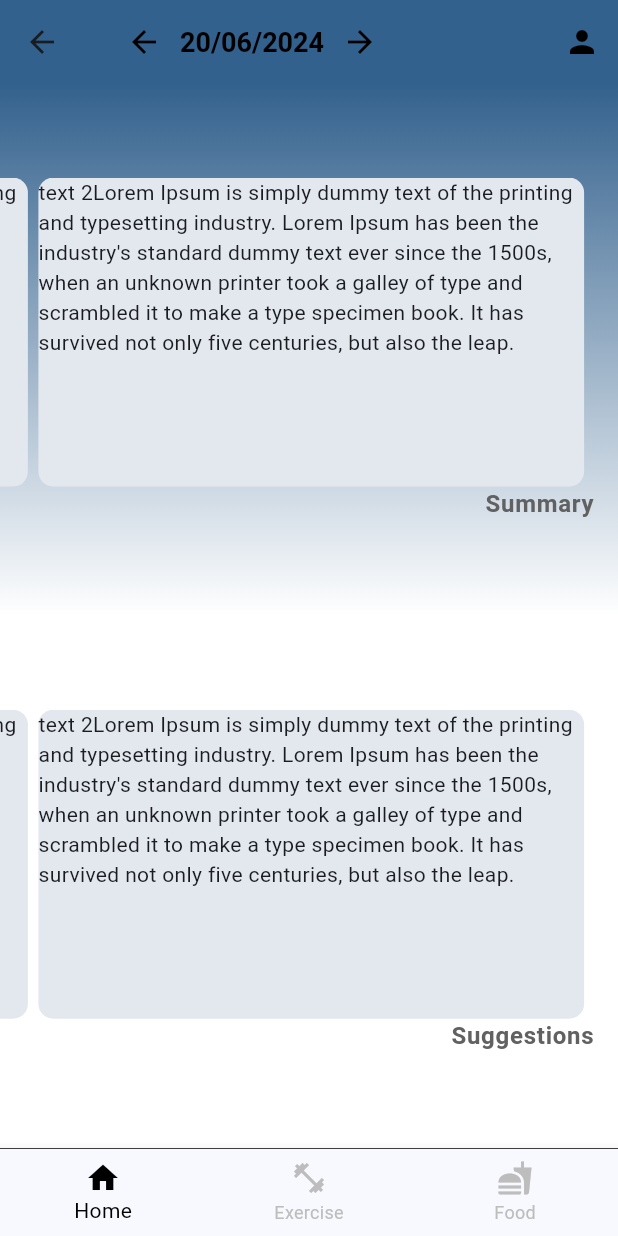
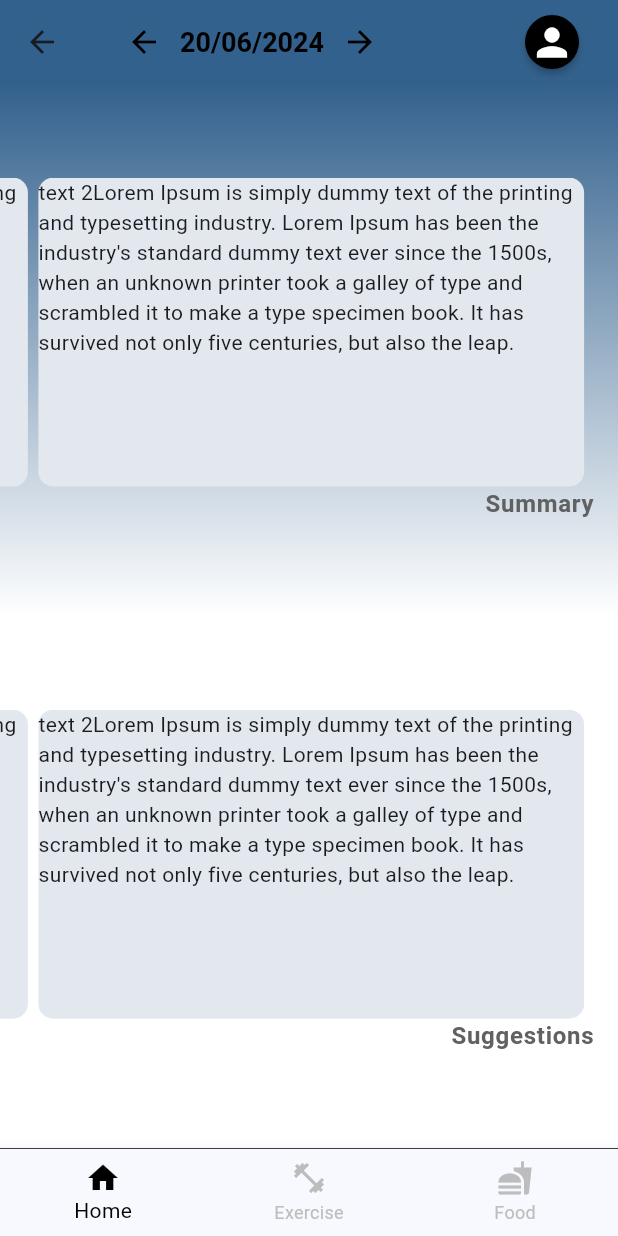
Before and after one commit to Pmunoz200/wellbeing_app, a Flutter app: the HomePage screen opened by its route, after a tap on the "arrow forward" icon, on a phone screen of 412 x 824 dp. Run offline on Flutter 3.47's test engine with Material 3 defaults, Android fonts, the phone set to English and light mode, and no system bars; drawn by our look-alikes of carousel_slider; our stand-ins replace cloud_firestore, firebase_auth, firebase_core, fluttertoast, google_sign_in; accounts and stored records are empty; Roboto replaces fonts that are missing (Montserrat).

Commit message:
Changed profile icon

```diff
--- a/lib/pages/home_page.dart
+++ b/lib/pages/home_page.dart
@@ -71,13 +71,16 @@ class _HomePageState extends State<HomePage> {
           ],
         ),
         actions: [
-          IconButton(
-            icon: const Icon(Icons.person),
-            onPressed: () {
-              // Navigate to the notification page
-            },
-            color: Colors.black,
-          ),],
+          MaterialButton(
+          onPressed: () {},
+          color: Colors.black,
+          textColor: Colors.white,
+          shape: CircleBorder(),
+          child: const Icon(
+            Icons.person,
+            size: 30,
+          ),
+        )],
         backgroundColor: Theme.of(context).colorScheme.primary,
       ),
       body: Container(
```
